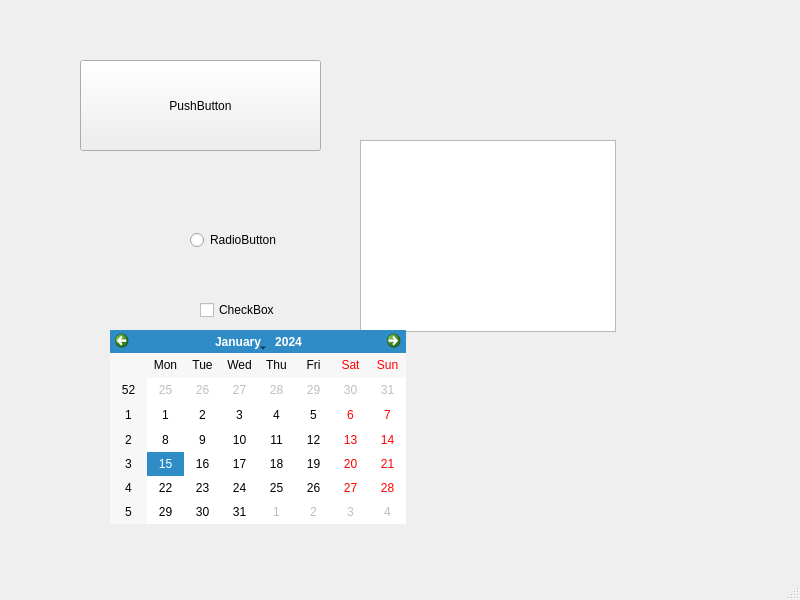
First picture: the form in src/designer/demo.ui, repository geekori/pyqt5, before the edit.
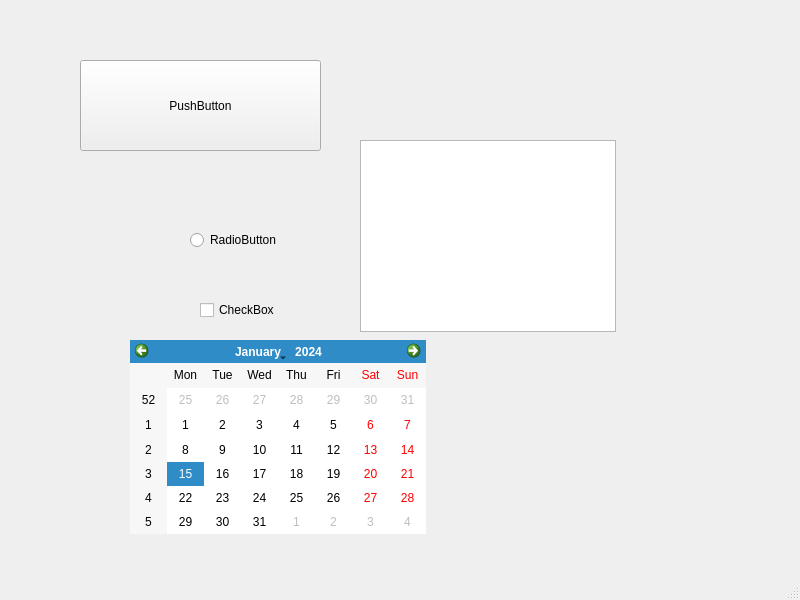
Second picture: the form after the edit.

The edit to the form file:
```diff
--- a/src/designer/demo.ui
+++ b/src/designer/demo.ui
@@ -66,8 +66,8 @@
    <widget class="QCalendarWidget" name="calendarWidget">
     <property name="geometry">
      <rect>
-      <x>110</x>
-      <y>330</y>
+      <x>130</x>
+      <y>340</y>
       <width>296</width>
       <height>194</height>
      </rect>
```
